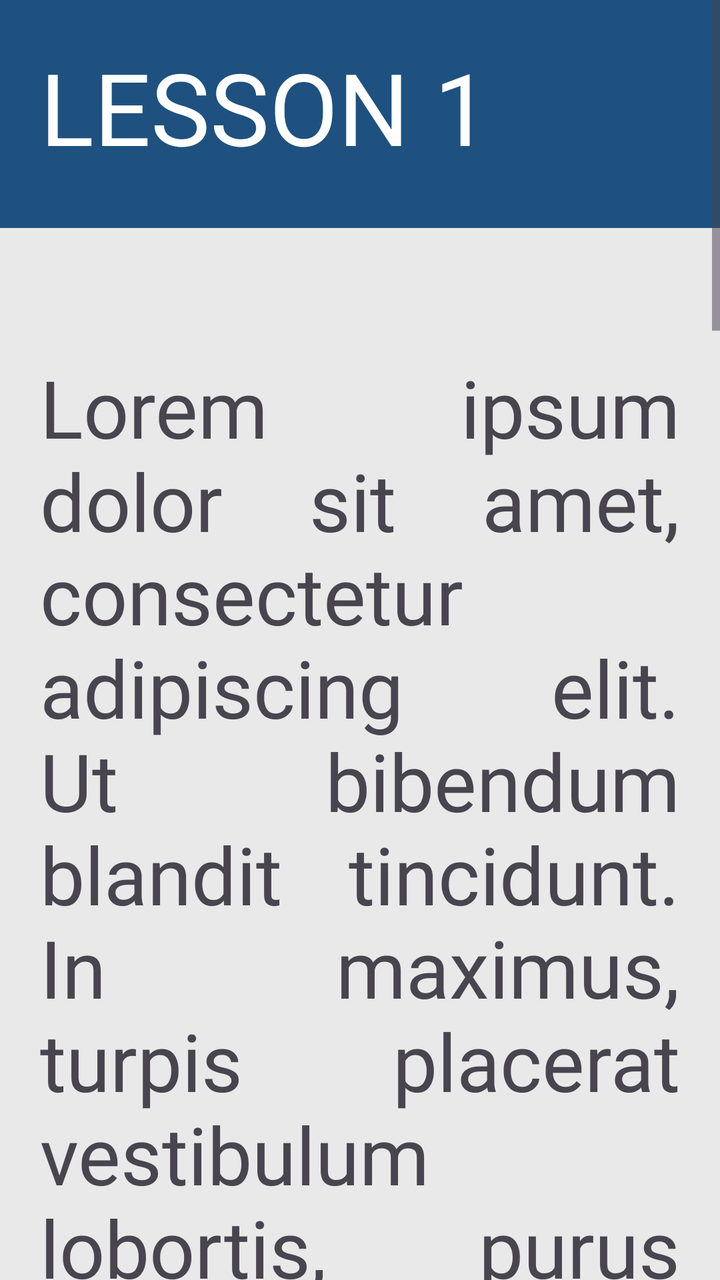
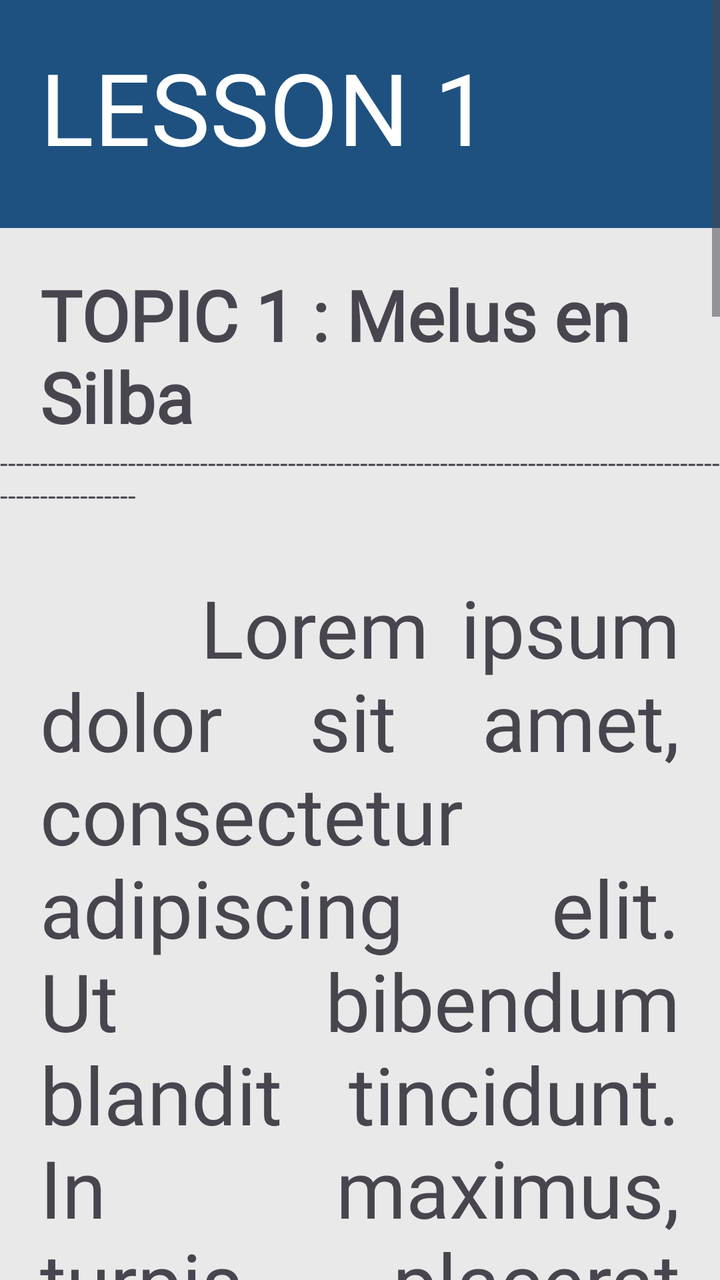

Two renders of the same Android screen: before a commit and after it. Below are the layout's source before the change and the commit's diff.
<!-- AndroidManifest.xml: application theme Theme.FinalsApplication -->
<!-- res/layout/lesson_view1.xml -->
<?xml version="1.0" encoding="utf-8"?>
<RelativeLayout xmlns:android="http://schemas.android.com/apk/res/android"
    android:layout_width="match_parent"
    android:layout_height="match_parent"
    xmlns:tools="http://schemas.android.com/tools"
    android:background="#e9e9e9">

    <ScrollView
        android:layout_width="409dp"
        android:layout_height="729dp"
        tools:layout_editor_absoluteX="1dp"
        tools:layout_editor_absoluteY="1dp">

        <LinearLayout
            android:layout_width="match_parent"
            android:layout_height="wrap_content"
            android:orientation="vertical" >

            <LinearLayout
                android:layout_width="match_parent"
                android:layout_height="114dp"
                android:layout_alignParentTop="true"
                android:background="#1e5180">

                <TextView
                    android:id="@+id/textViewLesson1"
                    android:layout_width="wrap_content"
                    android:layout_height="wrap_content"
                    android:layout_marginStart="20dp"
                    android:layout_marginTop="20dp"
                    android:fontFamily="@font/roboto_black"
                    android:text="LESSON 1"
                    android:textColor="@color/white"
                    android:textSize="50sp" />
            </LinearLayout>

            <TextView
                android:id="@+id/textViewParagraph"
                android:layout_width="wrap_content"
                android:layout_height="wrap_content"
                android:layout_below="@+id/textViewLesson1"
                android:layout_marginStart="20dp"
                android:layout_marginTop="63dp"
                android:layout_marginEnd="20dp"
                android:fontFamily="@font/roboto_light"
                android:justificationMode="inter_word"
                android:text="Lorem ipsum dolor sit amet, consectetur adipiscing elit. Ut bibendum blandit tincidunt. In maximus, turpis placerat vestibulum lobortis, purus sapien venenatis risus, eu vehicula felis sapien a ligula. Nulla in aliquet urna, ac laoreet tellus. Maecenas eu commodo magna. In hac habitasse platea dictumst. Curabitur vulputate suscipit arcu eget bibendum. Praesent porttitor est gravida, viverra augue et, tristique odio. Sed lacinia mi ut nisi tempus, ac blandit nunc blandit. Sed blandit ultrices efficitur. Integer eleifend cursus sapien, non lobortis nisi vestibulum ac. Aenean et sem porta turpis dapibus tempor in in nibh. Suspendisse laoreet purus nec est semper, id mattis mauris volutpat."
                android:textSize="40sp" />

            <LinearLayout
                android:layout_width="match_parent"
                android:layout_height="100dip"
                android:layout_alignParentBottom="true"
                android:background="#a8b4d8">

                <ImageButton
                    android:id="@+id/imageButtonBackVL1"
                    android:layout_width="76dp"
                    android:layout_height="wrap_content"
                    android:layout_marginStart="20dp"
                    android:layout_marginTop="20dp"
                    android:src="@drawable/arrowleft"
                    android:scaleType="fitCenter"
                    android:layout_marginBottom="20dp"
                    android:background="?android:attr/selectableItemBackground"/>

                <ImageButton
                    android:id="@+id/imageButtonNextVL1"
                    android:layout_width="76dp"
                    android:layout_height="wrap_content"
                    android:layout_marginStart="210dp"
                    android:layout_marginTop="20dp"
                    android:src="@drawable/arrowright"
                    android:scaleType="fitCenter"
                    android:layout_marginBottom="20dp"
                    android:background="?android:attr/selectableItemBackground"/>
            </LinearLayout>

        </LinearLayout>
    </ScrollView>
</RelativeLayout>
<!-- resources referenced by this layout -->
<resources>
  <color name="white">#FFFFFFFF</color>
  <!-- drawable arrowleft: png bitmap (drawable, 16559 bytes) -->
  <!-- drawable arrowright: png bitmap (drawable, 12630 bytes) -->
  <style name="Theme.FinalsApplication" parent="Base.Theme.FinalsApplication" />
  <style name="Base.Theme.FinalsApplication" parent="Theme.Material3.DayNight.NoActionBar">
          
          
      </style>
</resources>

<!-- the commit's change to res/layout/lesson_view1.xml (unified diff, before → after) -->
@@ -14,7 +14,7 @@
         <LinearLayout
             android:layout_width="match_parent"
             android:layout_height="wrap_content"
-            android:orientation="vertical" >
+            android:orientation="vertical">
 
             <LinearLayout
                 android:layout_width="match_parent"
@@ -35,16 +35,34 @@
             </LinearLayout>
 
             <TextView
+                android:id="@+id/textViewTopic1"
+                android:layout_width="wrap_content"
+                android:layout_height="wrap_content"
+                android:layout_marginStart="20dp"
+                android:layout_marginTop="20dp"
+                android:text="TOPIC 1 : Melus en Silba"
+                android:fontFamily="@font/roboto_light"
+                android:textSize="35sp"
+                android:textStyle="bold"/>
+
+            <TextView
+                android:id="@+id/textView8"
+                android:layout_width="match_parent"
+                android:layout_height="wrap_content"
+                android:text="-----------------------------------------------------------------------------------------------------------"
+                />
+
+            <TextView
                 android:id="@+id/textViewParagraph"
                 android:layout_width="wrap_content"
                 android:layout_height="wrap_content"
                 android:layout_below="@+id/textViewLesson1"
                 android:layout_marginStart="20dp"
-                android:layout_marginTop="63dp"
+                android:layout_marginTop="30dp"
                 android:layout_marginEnd="20dp"
                 android:fontFamily="@font/roboto_light"
                 android:justificationMode="inter_word"
-                android:text="Lorem ipsum dolor sit amet, consectetur adipiscing elit. Ut bibendum blandit tincidunt. In maximus, turpis placerat vestibulum lobortis, purus sapien venenatis risus, eu vehicula felis sapien a ligula. Nulla in aliquet urna, ac laoreet tellus. Maecenas eu commodo magna. In hac habitasse platea dictumst. Curabitur vulputate suscipit arcu eget bibendum. Praesent porttitor est gravida, viverra augue et, tristique odio. Sed lacinia mi ut nisi tempus, ac blandit nunc blandit. Sed blandit ultrices efficitur. Integer eleifend cursus sapien, non lobortis nisi vestibulum ac. Aenean et sem porta turpis dapibus tempor in in nibh. Suspendisse laoreet purus nec est semper, id mattis mauris volutpat."
+                android:text="     Lorem ipsum dolor sit amet, consectetur adipiscing elit. Ut bibendum blandit tincidunt. In maximus, turpis placerat vestibulum lobortis, purus sapien venenatis risus, eu vehicula felis sapien a ligula. Nulla in aliquet urna, ac laoreet tellus. Maecenas eu commodo magna. In hac habitasse platea dictumst. Curabitur vulputate suscipit arcu eget bibendum. Praesent porttitor est gravida, viverra augue et, tristique odio. Sed lacinia mi ut nisi tempus, ac blandit nunc blandit. Sed blandit ultrices efficitur. Integer eleifend cursus sapien, non lobortis nisi vestibulum ac. Aenean et sem porta turpis dapibus tempor in in nibh. Suspendisse laoreet purus nec est semper, id mattis mauris volutpat."
                 android:textSize="40sp" />
 
             <LinearLayout
@@ -59,10 +77,10 @@
                     android:layout_height="wrap_content"
                     android:layout_marginStart="20dp"
                     android:layout_marginTop="20dp"
-                    android:src="@drawable/arrowleft"
+                    android:layout_marginBottom="20dp"
+                    android:background="?android:attr/selectableItemBackground"
                     android:scaleType="fitCenter"
-                    android:layout_marginBottom="20dp"
-                    android:background="?android:attr/selectableItemBackground"/>
+                    android:src="@drawable/arrowleft" />
 
                 <ImageButton
                     android:id="@+id/imageButtonNextVL1"
@@ -70,10 +88,10 @@
                     android:layout_height="wrap_content"
                     android:layout_marginStart="210dp"
                     android:layout_marginTop="20dp"
-                    android:src="@drawable/arrowright"
+                    android:layout_marginBottom="20dp"
+                    android:background="?android:attr/selectableItemBackground"
                     android:scaleType="fitCenter"
-                    android:layout_marginBottom="20dp"
-                    android:background="?android:attr/selectableItemBackground"/>
+                    android:src="@drawable/arrowright" />
             </LinearLayout>
 
         </LinearLayout>
